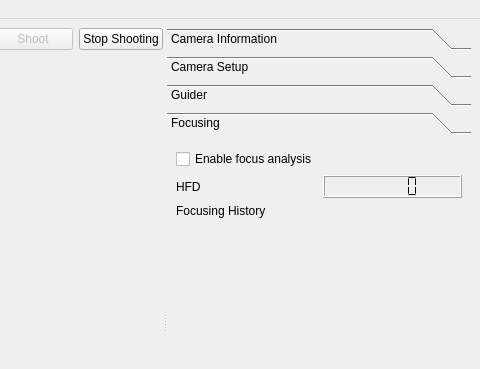
The window that dslr-qt-shooter/ui/dslr_shooter_window.ui (Edlward/GalaxyHunter) describes before a commit, drawn with Qt 5; both pictures show x 475 to 955 and y 0 to 369 of the 955 by 903 pixel window.
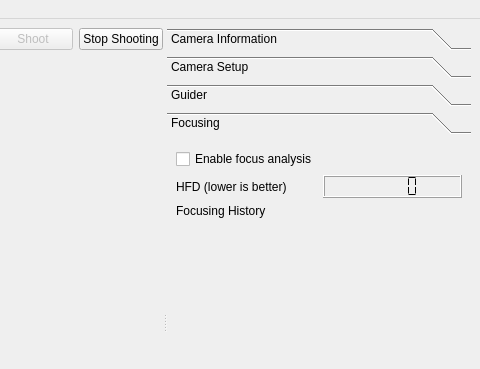
The same window after the commit. Custom widgets are drawn as their Qt base class.

Diff of the .ui file:
```diff
--- a/dslr-qt-shooter/ui/dslr_shooter_window.ui
+++ b/dslr-qt-shooter/ui/dslr_shooter_window.ui
@@ -435,8 +435,8 @@
           <rect>
            <x>0</x>
            <y>0</y>
-           <width>306</width>
-           <height>482</height>
+           <width>300</width>
+           <height>473</height>
           </rect>
          </property>
          <attribute name="label">
@@ -453,7 +453,7 @@
           <item row="1" column="0">
            <widget class="QLabel" name="focus_analysis_type">
             <property name="text">
-             <string>HFD</string>
+             <string>HFD (lower is better)</string>
             </property>
            </widget>
           </item>
@@ -474,14 +474,7 @@
             </property>
            </widget>
           </item>
-          <item row="3" column="0">
-           <widget class="QLabel" name="focus_analysis_history">
-            <property name="text">
-             <string/>
-            </property>
-           </widget>
-          </item>
-          <item row="4" column="1">
+          <item row="5" column="1">
            <spacer name="verticalSpacer_4">
             <property name="orientation">
              <enum>Qt::Vertical</enum>
@@ -494,6 +487,22 @@
             </property>
            </spacer>
           </item>
+          <item row="3" column="0" colspan="2">
+           <widget class="QwtPlot" name="focusing_graph" native="true"/>
+          </item>
+          <item row="4" column="0" colspan="2">
+           <widget class="QLabel" name="focus_analysis_history">
+            <property name="sizePolicy">
+             <sizepolicy hsizetype="MinimumExpanding" vsizetype="Preferred">
+              <horstretch>0</horstretch>
+              <verstretch>0</verstretch>
+             </sizepolicy>
+            </property>
+            <property name="text">
+             <string/>
+            </property>
+           </widget>
+          </item>
          </layout>
         </widget>
        </widget>
@@ -595,6 +604,11 @@
   </action>
  </widget>
  <customwidgets>
+  <customwidget>
+   <class>QwtPlot</class>
+   <extends></extends>
+   <header>qwt-src/qwt_plot.h</header>
+  </customwidget>
   <customwidget>
    <class>ZoomableImage</class>
    <extends>QWidget</extends>
```
Left out of the diff: 12 changed lines with no effect on the pictures.
